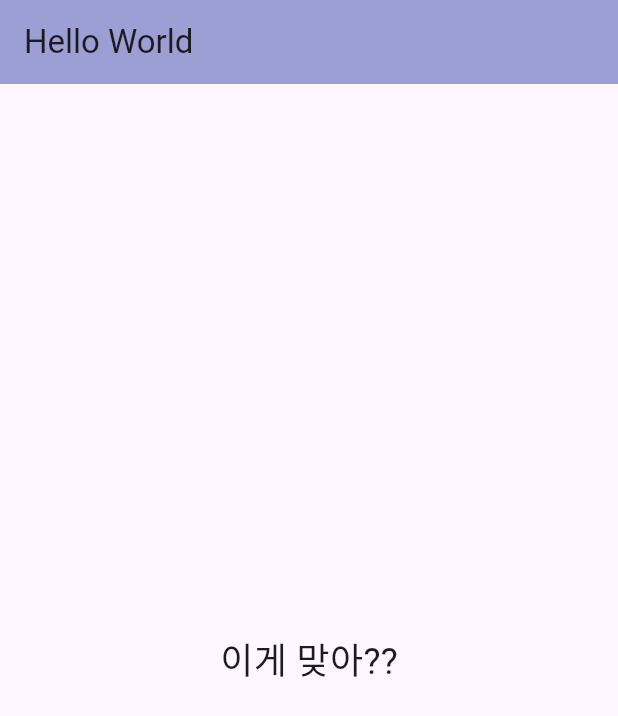
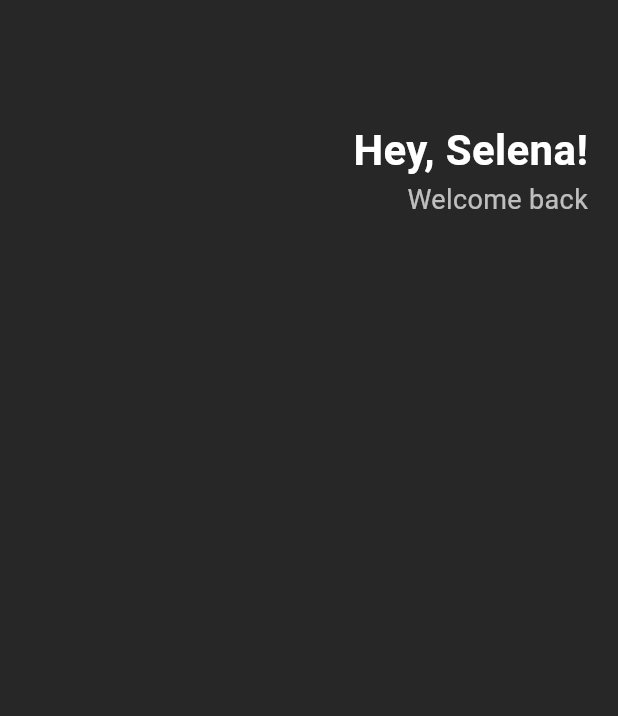
Before and after one commit to Leeyoungsup/flutter_UI_practice, a Flutter app: the screen it shows after launch, on a phone screen of 412 x 824 dp. Shown: the top 716 px of the screen. Run offline on Flutter 3.47's test engine with Material 3 defaults, Android fonts, the phone set to English and light mode, and no system bars.

```diff
--- a/Dart_practice.dart
+++ b/Dart_practice.dart
@@ -65,8 +65,8 @@ void basicClassExample() {
 /// 👤 사람을 나타내는 기본 클래스
 class Person {
   // 🔸 인스턴스 변수 (각 객체마다 고유한 값)
-  String name;    // 이름
-  int age;        // 나이
+  String name; // 이름
+  int age; // 나이
 
   // 🔸 생성자 (객체를 만들 때 실행)
   Person(this.name, this.age);
@@ -126,11 +126,11 @@ void constructorExample() {
 
 /// 🚗 자동차를 나타내는 클래스
 class Car {
-  String brand;           // 브랜드
-  String model;           // 모델명
-  int? batteryRange;      // 배터리 주행거리 (전기차만)
-  int? seats;             // 좌석 수 (SUV용)
-  bool isSportsCar;       // 스포츠카 여부
+  String brand; // 브랜드
+  String model; // 모델명
+  int? batteryRange; // 배터리 주행거리 (전기차만)
+  int? seats; // 좌석 수 (SUV용)
+  bool isSportsCar; // 스포츠카 여부
 
   // ① 기본 생성자
   Car(this.brand, this.model) : isSportsCar = false;
@@ -138,24 +138,24 @@ class Car {
   // ② 명명된 생성자들 (Named Constructors)
 
   /// 🔋 전기차 전용 명명된 생성자
-  Car.electric(this.brand, this.model, this.batteryRange) :
-    isSportsCar = false,
-    seats = null {
+  Car.electric(this.brand, this.model, this.batteryRange)
+    : isSportsCar = false,
+      seats = null {
     print('    ⚡ 전기차가 생성되었습니다!');
   }
 
   /// 🏎️ 스포츠카 전용 명명된 생성자
-  Car.sportsCar(this.brand, this.model) :
-    batteryRange = null,
-    seats = 2,
-    isSportsCar = true {
+  Car.sportsCar(this.brand, this.model)
+    : batteryRange = null,
+      seats = 2,
+      isSportsCar = true {
     print('    🏎️ 스포츠카가 생성되었습니다!');
   }
 
   /// 🚙 SUV 전용 명명된 생성자
-  Car.suv(this.brand, this.model, this.seats) :
-    batteryRange = null,
-    isSportsCar = false {
+  Car.suv(this.brand, this.model, this.seats)
+    : batteryRange = null,
+      isSportsCar = false {
     print('    🚙 SUV가 생성되었습니다!');
   }
 
@@ -175,7 +175,7 @@ class Car {
 
     // 좌석 정보
     if (seats != null) {
-      info += ' 👥 (${seats}인승)';
+      info += ' 👥 ($seats인승)';
     }
 
     // 스포츠카 표시
@@ -197,24 +197,24 @@ void inheritanceExample() {
   // 학생 객체
   print('📚 학생:');
   Student student = Student('이영희', 20, '컴퓨터공학과');
-  student.introduce();    // 부모 클래스 메서드
-  student.study();        // 자식 클래스 메서드
+  student.introduce(); // 부모 클래스 메서드
+  student.study(); // 자식 클래스 메서드
 
   print(''); // 빈 줄
 
   // 선생님 객체
   print('👨‍🏫 선생님:');
   Teacher teacher = Teacher('박교수', 45, '수학과');
-  teacher.introduce();    // 오버라이드된 메서드
-  teacher.teach();        // 자식 클래스 메서드
+  teacher.introduce(); // 오버라이드된 메서드
+  teacher.teach(); // 자식 클래스 메서드
 }
 
 /// 📚 학생 클래스 (Person을 상속)
 class Student extends Person {
-  String major;  // 전공
+  String major; // 전공
 
   // 생성자: super()로 부모 클래스 생성자 호출
-  Student(String name, int age, this.major) : super(name, age);
+  Student(super.name, super.age, this.major);
 
   void study() {
     print('  📖 $name이(가) $major를 열심히 공부하고 있습니다.');
@@ -223,9 +223,9 @@ class Student extends Person {
 
 /// 👨‍🏫 선생님 클래스 (Person을 상속)
 class Teacher extends Person {
-  String subject;  // 담당 과목
+  String subject; // 담당 과목
 
-  Teacher(String name, int age, this.subject) : super(name, age);
+  Teacher(super.name, super.age, this.subject);
 
   // 부모 클래스 메서드를 오버라이드
   @override
@@ -249,12 +249,12 @@ void abstractClassExample() {
   Cat cat = Cat('야옹이');
 
   print('🐕 강아지:');
-  dog.sleep();      // 공통 메서드
-  dog.makeSound();  // 구현된 추상 메서드
+  dog.sleep(); // 공통 메서드
+  dog.makeSound(); // 구현된 추상 메서드
 
   print('\n🐱 고양이:');
-  cat.sleep();      // 공통 메서드
-  cat.makeSound();  // 구현된 추상 메서드
+  cat.sleep(); // 공통 메서드
+  cat.makeSound(); // 구현된 추상 메서드
 }
 
 /// 🐾 동물 추상 클래스 (직접 인스턴스 생성 불가)
@@ -274,7 +274,7 @@ abstract class Animal {
 
 /// 🐕 강아지 클래스
 class Dog extends Animal {
-  Dog(String name) : super(name);
+  Dog(super.name);
 
   @override
   void makeSound() {
@@ -284,7 +284,7 @@ class Dog extends Animal {
 
 /// 🐱 고양이 클래스
 class Cat extends Animal {
-  Cat(String name) : super(name);
+  Cat(super.name);
 
   @override
   void makeSound() {
@@ -336,12 +336,12 @@ class Mammal {
 
 /// 🐬 돌고래 (포유동물 + 수영 능력)
 class Dolphin extends Mammal with Swimmer {
-  Dolphin(String name) : super(name);
+  Dolphin(super.name);
 }
 
 /// 🦅 새 (포유동물 + 비행 능력)
 class Bird extends Mammal with Flyer {
-  Bird(String name) : super(name);
+  Bird(super.name);
 }
 
 // ═══════════════════════════════════════════════════════════════
@@ -357,7 +357,7 @@ void accessControlExample() {
 
   account.deposit(500);
   account.withdraw(200);
-  account.withdraw(2000);  // 잔액 부족으로 실패
+  account.withdraw(2000); // 잔액 부족으로 실패
 
   print('💰 최종 잔액: ${account.getBalance()}원');
   // account._balance = 99999;  // ❌ private 변수라 접근 불가!
@@ -365,8 +365,8 @@ void accessControlExample() {
 
 /// 🏦 은행 계좌 클래스
 class BankAccount {
-  String ownerName;     // public: 누구나 접근 가능
-  double _balance;      // private: 클래스 내부에서만 접근 가능 (_ 접두사)
+  String ownerName; // public: 누구나 접근 가능
+  double _balance; // private: 클래스 내부에서만 접근 가능 (_ 접두사)
 
   BankAccount(this.ownerName, this._balance);
 
@@ -431,7 +431,7 @@ class Circle {
   double radius;
 
   Circle(this.radius) {
-    count++;  // 생성될 때마다 카운트 증가
+    count++; // 생성될 때마다 카운트 증가
     print('  ⭕ 반지름 $radius인 원이 생성되었습니다.');
   }
 
--- a/lib/main.dart
+++ b/lib/main.dart
@@ -1,31 +1,57 @@
 import 'package:flutter/material.dart';
 
-void main() {
-  runApp(MyApp());
+class Player {
+  String? name;
+  String? id;
+  Player({this.name, this.id});
 }
 
-class MyApp extends StatelessWidget {
+void main() {
+  var corpName = 'Nullara';
+  runApp(App());
+}
+
+class App extends StatelessWidget {
+  const App({super.key});
+
   @override
   Widget build(BuildContext context) {
+    var userName = Player(name: 'User2');
     return MaterialApp(
-      title: 'Hello World App',
-      home: MyHomePage(),
-    );
-  }
-}
-
-class MyHomePage extends StatelessWidget {
-  @override
-  Widget build(BuildContext context) {
-    return Scaffold(
-      appBar: AppBar(
-        title: Text('Hello World'),
-        backgroundColor: const Color.fromARGB(255, 156, 159, 211),
-      ),
-      body: Center(
-        child: Text(
-          '이게 맞아??',
-          style: TextStyle(fontSize: 24),
+      home: Scaffold(
+        backgroundColor: const Color.fromARGB(255, 39, 39, 39),
+        body: Padding(
+          padding: EdgeInsets.only(left: 20, right: 20),
+          child: Column(
+            children: [
+              SizedBox(height: 80, width: double.infinity),
+              Row(
+                mainAxisAlignment: MainAxisAlignment.end,
+                children: [
+                  Column(
+                    crossAxisAlignment: CrossAxisAlignment.end,
+                    children: [
+                      Text(
+                        'Hey, Selena!',
+                        style: TextStyle(
+                          fontSize: 28,
+                          color: Colors.white,
+                          fontWeight: FontWeight.bold,
+                        ),
+                      ),
+                      Text(
+                        'Welcome back',
+                        style: TextStyle(
+                          fontSize: 18,
+                          color: Colors.white.withOpacity(0.7),
+                        ),
+                      ),
+                    ],
+                  ),
+                ],
+              ),
+            ],
+          ),
         ),
       ),
     );
```
